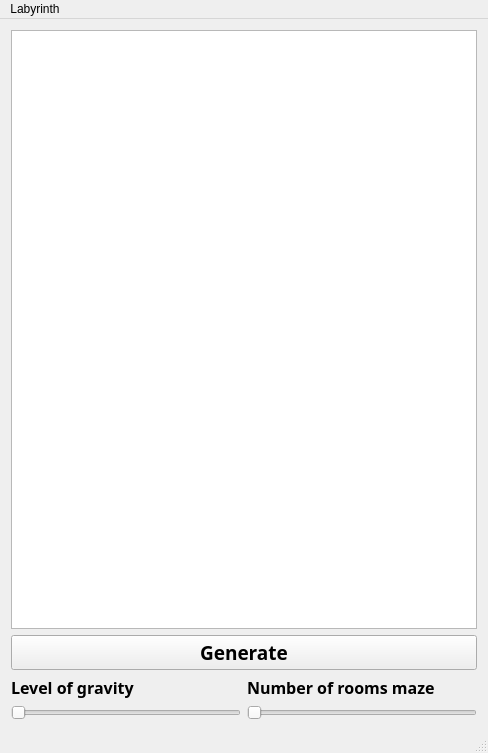
kochaika/labyrinth, file mainwindow.ui: the form before one commit.
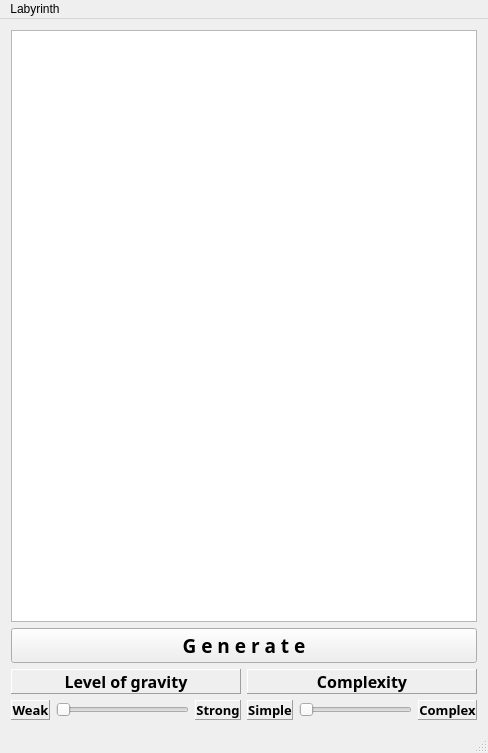
The form after the commit.

Patch:
```diff
--- a/mainwindow.ui
+++ b/mainwindow.ui
@@ -17,7 +17,7 @@
    <string>MainWindow</string>
   </property>
   <widget class="QWidget" name="centralWidget">
-   <layout class="QVBoxLayout" name="verticalLayout_2">
+   <layout class="QVBoxLayout" name="verticalLayout_3">
     <item>
      <widget class="QGraphicsView" name="graphicsView">
       <property name="focusPolicy">
@@ -31,7 +31,7 @@
        <widget class="QPushButton" name="pushButton_generate">
         <property name="font">
          <font>
-          <family>Nyala</family>
+          <family>PMingLiU-ExtB</family>
           <pointsize>14</pointsize>
           <weight>75</weight>
           <bold>true</bold>
@@ -41,16 +41,16 @@
          <enum>Qt::ClickFocus</enum>
         </property>
         <property name="text">
-         <string>Generate</string>
+         <string>G e n e r a t e</string>
         </property>
        </widget>
       </item>
      </layout>
     </item>
     <item>
-     <layout class="QVBoxLayout" name="verticalLayout">
+     <layout class="QHBoxLayout" name="horizontalLayout_4">
       <item>
-       <layout class="QHBoxLayout" name="labels_layout">
+       <layout class="QVBoxLayout" name="verticalLayout">
         <item>
          <widget class="QLabel" name="label_gravity_level">
           <property name="font">
@@ -63,43 +63,183 @@
             <underline>false</underline>
            </font>
           </property>
+          <property name="frameShape">
+           <enum>QFrame::Panel</enum>
+          </property>
+          <property name="frameShadow">
+           <enum>QFrame::Raised</enum>
+          </property>
+          <property name="midLineWidth">
+           <number>0</number>
+          </property>
           <property name="text">
            <string>Level of gravity</string>
           </property>
+          <property name="alignment">
+           <set>Qt::AlignCenter</set>
+          </property>
          </widget>
         </item>
         <item>
-         <widget class="QLabel" name="label_maze_level">
-          <property name="font">
-           <font>
-            <family>PMingLiU-ExtB</family>
-            <pointsize>12</pointsize>
-            <weight>75</weight>
-            <bold>true</bold>
-           </font>
-          </property>
-          <property name="text">
-           <string>Number of rooms maze</string>
-          </property>
-         </widget>
+         <layout class="QHBoxLayout" name="horizontalLayout_3">
+          <item>
+           <widget class="QLabel" name="label">
+            <property name="font">
+             <font>
+              <family>PMingLiU-ExtB</family>
+              <pointsize>10</pointsize>
+              <weight>75</weight>
+              <bold>true</bold>
+             </font>
+            </property>
+            <property name="frameShape">
+             <enum>QFrame::Panel</enum>
+            </property>
+            <property name="frameShadow">
+             <enum>QFrame::Raised</enum>
+            </property>
+            <property name="midLineWidth">
+             <number>0</number>
+            </property>
+            <property name="text">
+             <string>Weak</string>
+            </property>
+            <property name="alignment">
+             <set>Qt::AlignCenter</set>
+            </property>
+           </widget>
+          </item>
+          <item>
+           <widget class="QSlider" name="gravity_level">
+            <property name="orientation">
+             <enum>Qt::Horizontal</enum>
+            </property>
+           </widget>
+          </item>
+          <item>
+           <widget class="QLabel" name="label_2">
+            <property name="font">
+             <font>
+              <family>PMingLiU-ExtB</family>
+              <pointsize>10</pointsize>
+              <weight>75</weight>
+              <bold>true</bold>
+             </font>
+            </property>
+            <property name="frameShape">
+             <enum>QFrame::Panel</enum>
+            </property>
+            <property name="frameShadow">
+             <enum>QFrame::Raised</enum>
+            </property>
+            <property name="midLineWidth">
+             <number>0</number>
+            </property>
+            <property name="text">
+             <string>Strong</string>
+            </property>
+            <property name="alignment">
+             <set>Qt::AlignCenter</set>
+            </property>
+           </widget>
+          </item>
+         </layout>
         </item>
        </layout>
       </item>
       <item>
-       <layout class="QHBoxLayout" name="sliders_layout">
+       <layout class="QVBoxLayout" name="verticalLayout_2">
         <item>
-         <widget class="QSlider" name="gravity_level">
-          <property name="orientation">
-           <enum>Qt::Horizontal</enum>
+         <widget class="QLabel" name="label_maze_level">
+          <property name="font">
+           <font>
+            <family>PMingLiU-ExtB</family>
+            <pointsize>12</pointsize>
+            <weight>75</weight>
+            <bold>true</bold>
+           </font>
+          </property>
+          <property name="frameShape">
+           <enum>QFrame::Panel</enum>
+          </property>
+          <property name="frameShadow">
+           <enum>QFrame::Raised</enum>
+          </property>
+          <property name="midLineWidth">
+           <number>0</number>
+          </property>
+          <property name="text">
+           <string>Complexity</string>
+          </property>
+          <property name="alignment">
+           <set>Qt::AlignCenter</set>
           </property>
          </widget>
         </item>
         <item>
-         <widget class="QSlider" name="maze_level">
-          <property name="orientation">
-           <enum>Qt::Horizontal</enum>
-          </property>
-         </widget>
+         <layout class="QHBoxLayout" name="horizontalLayout_2">
+          <item>
+           <widget class="QLabel" name="label_3">
+            <property name="font">
+             <font>
+              <family>PMingLiU-ExtB</family>
+              <pointsize>10</pointsize>
+              <weight>75</weight>
+              <bold>true</bold>
+             </font>
+            </property>
+            <property name="frameShape">
+             <enum>QFrame::Panel</enum>
+            </property>
+            <property name="frameShadow">
+             <enum>QFrame::Raised</enum>
+            </property>
+            <property name="midLineWidth">
+             <number>0</number>
+            </property>
+            <property name="text">
+             <string>Simple</string>
+            </property>
+            <property name="alignment">
+             <set>Qt::AlignCenter</set>
+            </property>
+           </widget>
+          </item>
+          <item>
+           <widget class="QSlider" name="maze_level">
+            <property name="orientation">
+             <enum>Qt::Horizontal</enum>
+            </property>
+           </widget>
+          </item>
+          <item>
+           <widget class="QLabel" name="label_4">
+            <property name="font">
+             <font>
+              <family>PMingLiU-ExtB</family>
+              <pointsize>10</pointsize>
+              <weight>75</weight>
+              <bold>true</bold>
+             </font>
+            </property>
+            <property name="frameShape">
+             <enum>QFrame::Panel</enum>
+            </property>
+            <property name="frameShadow">
+             <enum>QFrame::Raised</enum>
+            </property>
+            <property name="midLineWidth">
+             <number>0</number>
+            </property>
+            <property name="text">
+             <string>Complex</string>
+            </property>
+            <property name="alignment">
+             <set>Qt::AlignCenter</set>
+            </property>
+           </widget>
+          </item>
+         </layout>
         </item>
        </layout>
       </item>
```
